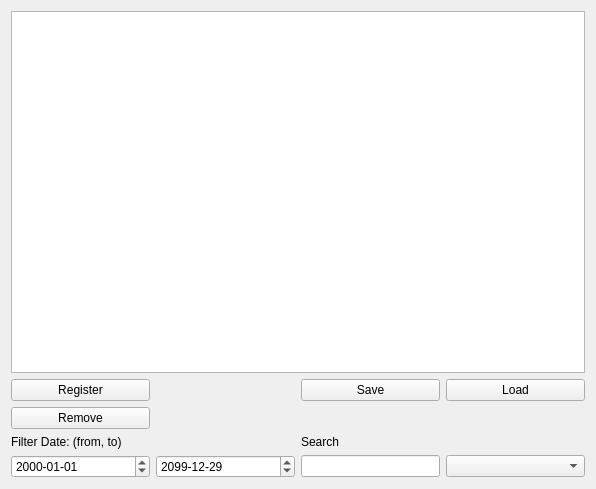
This is managePage.ui in MaxtuneLee/Media-manager as Qt 5 draws it before an edit. The edited form follows.
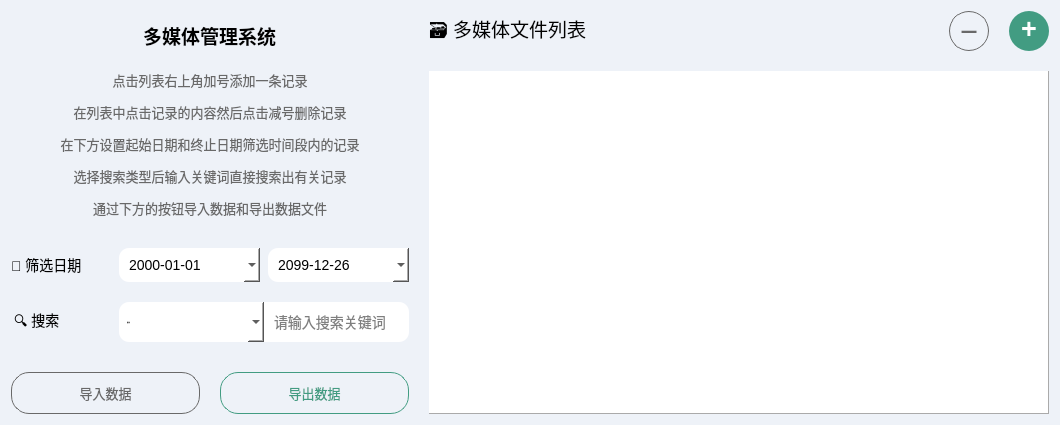
This is the edited form. Icons and pictures are not drawn.

Diff of the .ui file:
```diff
--- a/managePage.ui
+++ b/managePage.ui
@@ -6,129 +6,786 @@
    <rect>
     <x>0</x>
     <y>0</y>
-    <width>596</width>
-    <height>489</height>
+    <width>1060</width>
+    <height>410</height>
    </rect>
   </property>
+  <property name="minimumSize">
+   <size>
+    <width>1060</width>
+    <height>0</height>
+   </size>
+  </property>
+  <property name="maximumSize">
+   <size>
+    <width>1060</width>
+    <height>16777215</height>
+   </size>
+  </property>
+  <property name="palette">
+   <palette>
+    <active>
+     <colorrole role="Button">
+      <brush brushstyle="SolidPattern">
+       <color alpha="255">
+        <red>238</red>
+        <green>242</green>
+        <blue>248</blue>
+       </color>
+      </brush>
+     </colorrole>
+     <colorrole role="Base">
+      <brush brushstyle="SolidPattern">
+       <color alpha="255">
+        <red>238</red>
+        <green>242</green>
+        <blue>248</blue>
+       </color>
+      </brush>
+     </colorrole>
+     <colorrole role="Window">
+      <brush brushstyle="SolidPattern">
+       <color alpha="255">
+        <red>238</red>
+        <green>242</green>
+        <blue>248</blue>
+       </color>
+      </brush>
+     </colorrole>
+    </active>
+    <inactive>
+     <colorrole role="Button">
+      <brush brushstyle="SolidPattern">
+       <color alpha="255">
+        <red>238</red>
+        <green>242</green>
+        <blue>248</blue>
+       </color>
+      </brush>
+     </colorrole>
+     <colorrole role="Base">
+      <brush brushstyle="SolidPattern">
+       <color alpha="255">
+        <red>238</red>
+        <green>242</green>
+        <blue>248</blue>
+       </color>
+      </brush>
+     </colorrole>
+     <colorrole role="Window">
+      <brush brushstyle="SolidPattern">
+       <color alpha="255">
+        <red>238</red>
+        <green>242</green>
+        <blue>248</blue>
+       </color>
+      </brush>
+     </colorrole>
+    </inactive>
+    <disabled>
+     <colorrole role="Button">
+      <brush brushstyle="SolidPattern">
+       <color alpha="255">
+        <red>238</red>
+        <green>242</green>
+        <blue>248</blue>
+       </color>
+      </brush>
+     </colorrole>
+     <colorrole role="Base">
+      <brush brushstyle="SolidPattern">
+       <color alpha="255">
+        <red>238</red>
+        <green>242</green>
+        <blue>248</blue>
+       </color>
+      </brush>
+     </colorrole>
+     <colorrole role="Window">
+      <brush brushstyle="SolidPattern">
+       <color alpha="255">
+        <red>238</red>
+        <green>242</green>
+        <blue>248</blue>
+       </color>
+      </brush>
+     </colorrole>
+    </disabled>
+   </palette>
+  </property>
   <property name="windowTitle">
    <string>多媒体文件管理系统</string>
   </property>
-  <layout class="QGridLayout" name="gridLayout">
-   <item row="6" column="3">
-    <widget class="QComboBox" name="fliterType">
-     <property name="currentText">
-      <string/>
+  <property name="windowIcon">
+   <iconset resource="assets.qrc">
+    <normaloff>:/images/assets/images/avatar.png</normaloff>:/images/assets/images/avatar.png</iconset>
+  </property>
+  <property name="styleSheet">
+   <string notr="true">background-color: #eef2f8;</string>
+  </property>
+  <layout class="QVBoxLayout" name="verticalLayout">
+   <item>
+    <layout class="QHBoxLayout" name="horizontalLayout_4">
+     <property name="spacing">
+      <number>20</number>
      </property>
+     <property name="bottomMargin">
+      <number>0</number>
+     </property>
      <item>
-      <property name="text">
-       <string/>
-      </property>
+      <layout class="QVBoxLayout" name="verticalLayout_2">
+       <property name="leftMargin">
+        <number>0</number>
+       </property>
+       <property name="topMargin">
+        <number>0</number>
+       </property>
+       <property name="bottomMargin">
+        <number>0</number>
+       </property>
+       <item>
+        <spacer name="verticalSpacer_2">
+         <property name="orientation">
+          <enum>Qt::Vertical</enum>
+         </property>
+         <property name="sizeType">
+          <enum>QSizePolicy::Fixed</enum>
+         </property>
+         <property name="sizeHint" stdset="0">
+          <size>
+           <width>20</width>
+           <height>10</height>
+          </size>
+         </property>
+        </spacer>
+       </item>
+       <item alignment="Qt::AlignHCenter">
+        <widget class="QLabel" name="label_3">
+         <property name="font">
+          <font>
+           <family>Microsoft YaHei UI</family>
+           <pointsize>14</pointsize>
+           <bold>true</bold>
+          </font>
+         </property>
+         <property name="text">
+          <string>多媒体管理系统</string>
+         </property>
+        </widget>
+       </item>
+       <item>
+        <widget class="QLabel" name="label_4">
+         <property name="font">
+          <font>
+           <family>Microsoft YaHei UI</family>
+           <pointsize>10</pointsize>
+           <bold>false</bold>
+          </font>
+         </property>
+         <property name="styleSheet">
+          <string notr="true">color: #696969</string>
+         </property>
+         <property name="frameShape">
+          <enum>QFrame::NoFrame</enum>
+         </property>
+         <property name="text">
+          <string>&lt;html&gt;&lt;head/&gt;&lt;body&gt;&lt;p align=&quot;center&quot;&gt;点击列表右上角加号添加一条记录&lt;/p&gt;&lt;p align=&quot;center&quot;&gt;在列表中点击记录的内容然后点击减号删除记录&lt;/p&gt;&lt;p align=&quot;center&quot;&gt;在下方设置起始日期和终止日期筛选时间段内的记录&lt;/p&gt;&lt;p align=&quot;center&quot;&gt;选择搜索类型后输入关键词直接搜索出有关记录&lt;/p&gt;&lt;p align=&quot;center&quot;&gt;通过下方的按钮导入数据和导出数据文件&lt;/p&gt;&lt;/body&gt;&lt;/html&gt;</string>
+         </property>
+        </widget>
+       </item>
+       <item>
+        <spacer name="verticalSpacer">
+         <property name="orientation">
+          <enum>Qt::Vertical</enum>
+         </property>
+         <property name="sizeHint" stdset="0">
+          <size>
+           <width>20</width>
+           <height>40</height>
+          </size>
+         </property>
+        </spacer>
+       </item>
+       <item>
+        <layout class="QHBoxLayout" name="horizontalLayout_5">
+         <property name="spacing">
+          <number>8</number>
+         </property>
+         <property name="topMargin">
+          <number>10</number>
+         </property>
+         <item>
+          <widget class="QLabel" name="_z">
+           <property name="minimumSize">
+            <size>
+             <width>100</width>
+             <height>0</height>
+            </size>
+           </property>
+           <property name="maximumSize">
+            <size>
+             <width>100</width>
+             <height>16777215</height>
+            </size>
+           </property>
+           <property name="font">
+            <font>
+             <pointsize>-1</pointsize>
+            </font>
+           </property>
+           <property name="styleSheet">
+            <string notr="true">font-size: 14px
+</string>
+           </property>
+           <property name="text">
+            <string>📅 筛选日期</string>
+           </property>
+          </widget>
+         </item>
+         <item>
+          <spacer name="horizontalSpacer_6">
+           <property name="orientation">
+            <enum>Qt::Horizontal</enum>
+           </property>
+           <property name="sizeType">
+            <enum>QSizePolicy::Fixed</enum>
+           </property>
+           <property name="sizeHint" stdset="0">
+            <size>
+             <width>0</width>
+             <height>20</height>
+            </size>
+           </property>
+          </spacer>
+         </item>
+         <item>
+          <widget class="QDateEdit" name="earliestDate">
+           <property name="font">
+            <font>
+             <pointsize>-1</pointsize>
+            </font>
+           </property>
+           <property name="styleSheet">
+            <string notr="true">QDateEdit{
+font-size: 14px;
+background-color:white;
+border-radius: 10px;
+padding: 8px;
+}
+QDateEdit:hover{
+    border: 1px solid  #429c82;
+}
+QDateEdit::drop-down {
+    width:15px;
+	image: url(:/images/assets/images/date.png);
+	padding-right: 10px;
+}
+QCalendarWidget QWidget#qt_calendar_navigationbar{
+background-color: qlineargradient(x1: 0, y1: 0, x2: 1, y2: 0,stop: 0 #313947, stop: 1 #34375E);
+}
+QCalendarWidget QToolButton{
+color: white;background-color: rgba(255, 255, 255, 0);}
+QCalendarWidget{
+background-color:white;
+}
+
+
+
+</string>
+           </property>
+           <property name="wrapping">
+            <bool>false</bool>
+           </property>
+           <property name="buttonSymbols">
+            <enum>QAbstractSpinBox::NoButtons</enum>
+           </property>
+           <property name="displayFormat">
+            <string>yyyy-MM-dd</string>
+           </property>
+           <property name="calendarPopup">
+            <bool>true</bool>
+           </property>
+          </widget>
+         </item>
+         <item>
+          <widget class="QDateEdit" name="latestDate">
+           <property name="font">
+            <font>
+             <pointsize>-1</pointsize>
+            </font>
+           </property>
+           <property name="styleSheet">
+            <string notr="true">QDateEdit{
+font-size: 14px;
+background-color:white;
+border-radius: 10px;
+padding: 8px;
+}
+QDateEdit:hover{
+    border: 1px solid  #429c82;
+}
+QDateEdit::drop-down {
+    width:15px;
+	image: url(:/images/assets/images/date.png);
+	padding-right: 10px;
+}
+QCalendarWidget QWidget#qt_calendar_navigationbar{
+background-color: qlineargradient(x1: 0, y1: 0, x2: 1, y2: 0,stop: 0 #313947, stop: 1 #34375E);
+}
+QCalendarWidget QToolButton{
+color: white;background-color: rgba(255, 255, 255, 0);}
+QCalendarWidget{
+background-color:white;
+}</string>
+           </property>
+           <property name="buttonSymbols">
+            <enum>QAbstractSpinBox::NoButtons</enum>
+           </property>
+           <property name="dateTime">
+            <datetime>
+             <hour>0</hour>
+             <minute>0</minute>
+             <second>0</second>
+             <year>2099</year>
+             <month>12</month>
+             <day>26</day>
+            </datetime>
+           </property>
+           <property name="displayFormat">
+            <string>yyyy-MM-dd</string>
+           </property>
+           <property name="calendarPopup">
+            <bool>true</bool>
+           </property>
+          </widget>
+         </item>
+        </layout>
+       </item>
+       <item>
+        <layout class="QHBoxLayout" name="horizontalLayout_3">
+         <property name="spacing">
+          <number>0</number>
+         </property>
+         <property name="bottomMargin">
+          <number>0</number>
+         </property>
+         <item>
+          <widget class="QLabel" name="label">
+           <property name="minimumSize">
+            <size>
+             <width>108</width>
+             <height>0</height>
+            </size>
+           </property>
+           <property name="maximumSize">
+            <size>
+             <width>108</width>
+             <height>16777215</height>
+            </size>
+           </property>
+           <property name="font">
+            <font>
+             <pointsize>-1</pointsize>
+            </font>
+           </property>
+           <property name="styleSheet">
+            <string notr="true">font-size:14px;
+margin-right:7px;</string>
+           </property>
+           <property name="text">
+            <string>🔍 搜索</string>
+           </property>
+          </widget>
+         </item>
+         <item>
+          <widget class="QComboBox" name="fliterType">
+           <property name="minimumSize">
+            <size>
+             <width>0</width>
+             <height>40</height>
+            </size>
+           </property>
+           <property name="maximumSize">
+            <size>
+             <width>16777215</width>
+             <height>40</height>
+            </size>
+           </property>
+           <property name="font">
+            <font>
+             <family>Microsoft YaHei</family>
+             <pointsize>-1</pointsize>
+             <italic>false</italic>
+             <bold>false</bold>
+            </font>
+           </property>
+           <property name="cursor">
+            <cursorShape>PointingHandCursor</cursorShape>
+           </property>
+           <property name="styleSheet">
+            <string notr="true">QComboBox {
+    padding:8px;
+    color: #000;
+    font: normal normal 14px &quot;Microsoft YaHei&quot;;
+    background: white;
+border-bottom-left-radius: 10px;   /* 同上 */
+border-top-left-radius: 10px;   /* 同上 */
+}
+QComboBox::down-arrow {
+width:15px;
+color: black;
+}
+QComboBox::drop-down:hover {
+　　　border: 1px solid green;   /* 边框 */
+}
+
+QComboBox QAbstractScrollArea QScrollBar::handle:vertical {
+    border-radius: 5px;   /* 圆角 */
+    background: rgb(160,160,160);   /* 小方块的背景色深灰lightblue */
+}
+QComboBox::drop-down{
+subcontrol-origin: padding;   /* 子控件在父元素中的原点矩形。如果未指定此属性，则默认为padding。 */
+    subcontrol-position: top right;   /* 下拉框的位置（右上） */
+    width: 15px;   /* 下拉框的宽度 */
+	image: url(:/images/assets/images/arrow.png);
+padding-right: 6px;
+}
+QComboBox:hover{
+border: 1px solid  #429c82;
+}
+
+</string>
+           </property>
+           <property name="editable">
+            <bool>false</bool>
+           </property>
+           <property name="currentText">
+            <string/>
+           </property>
+           <property name="currentIndex">
+            <number>-1</number>
+           </property>
+           <property name="placeholderText">
+            <string>请选择</string>
+           </property>
+           <item>
+            <property name="text">
+             <string/>
+            </property>
+           </item>
+           <item>
+            <property name="text">
+             <string comment="文件类型" extracomment="文件类型">Type</string>
+            </property>
+           </item>
+           <item>
+            <property name="text">
+             <string comment="导演" extracomment="导演">Director</string>
+            </property>
+           </item>
+           <item>
+            <property name="text">
+             <string comment="名称" extracomment="名称">Name</string>
+            </property>
+           </item>
+           <item>
+            <property name="text">
+             <string comment="演员" extracomment="演员">Actor</string>
+            </property>
+           </item>
+           <item>
+            <property name="text">
+             <string comment="奖项" extracomment="奖项">Prize</string>
+            </property>
+           </item>
+          </widget>
+         </item>
+         <item>
+          <widget class="QLineEdit" name="searchValue">
+           <property name="sizePolicy">
+            <sizepolicy hsizetype="Preferred" vsizetype="Fixed">
+             <horstretch>0</horstretch>
+             <verstretch>0</verstretch>
+            </sizepolicy>
+           </property>
+           <property name="minimumSize">
+            <size>
+             <width>0</width>
+             <height>40</height>
+            </size>
+           </property>
+           <property name="maximumSize">
+            <size>
+             <width>16777215</width>
+             <height>40</height>
+            </size>
+           </property>
+           <property name="font">
+            <font>
+             <pointsize>-1</pointsize>
+            </font>
+           </property>
+           <property name="styleSheet">
+            <string notr="true">QLineEdit {
+    padding: 8px;
+	background-color: white;
+	border-color: rgb(105, 105, 105);
+	border-top-right-radius: 10px;   /* 同上 */
+	border-bottom-right-radius: 10px;   /* 同上 */
+	font-size: 14px;
+}
+QLineEdit:hover {
+    border: 1px solid  #429c82;
+}
+</string>
+           </property>
+           <property name="placeholderText">
+            <string>请输入搜索关键词</string>
+           </property>
+          </widget>
+         </item>
+        </layout>
+       </item>
+       <item>
+        <layout class="QHBoxLayout" name="horizontalLayout">
+         <property name="topMargin">
+          <number>10</number>
+         </property>
+         <item>
+          <widget class="QPushButton" name="importButton">
+           <property name="font">
+            <font>
+             <pointsize>10</pointsize>
+            </font>
+           </property>
+           <property name="styleSheet">
+            <string notr="true">QPushButton{
+background-color: transparent;
+border: 1px solid  #696969;
+color:#696969;
+padding: 10px;
+border-radius: 18px;
+}
+QPushButton:hover{
+color: white;
+background-color: #696969;
+}</string>
+           </property>
+           <property name="text">
+            <string>导入数据</string>
+           </property>
+          </widget>
+         </item>
+         <item>
+          <widget class="QPushButton" name="exportButton">
+           <property name="font">
+            <font>
+             <pointsize>10</pointsize>
+            </font>
+           </property>
+           <property name="styleSheet">
+            <string notr="true">QPushButton{
+background-color: transparent;
+border: 1px solid  #429c82;
+color:#429c82;
+padding: 10px;
+border-radius: 18px;
+}
+QPushButton:hover{
+color: white;
+background-color: #429c82;
+}</string>
+           </property>
+           <property name="text">
+            <string>导出数据</string>
+           </property>
+          </widget>
+         </item>
+        </layout>
+       </item>
+      </layout>
      </item>
      <item>
-      <property name="text">
-       <string>Type</string>
-      </property>
+      <layout class="QVBoxLayout" name="verticalLayout_4">
+       <property name="topMargin">
+        <number>0</number>
+       </property>
+       <item>
+        <layout class="QHBoxLayout" name="horizontalLayout_2">
+         <property name="topMargin">
+          <number>0</number>
+         </property>
+         <item alignment="Qt::AlignLeft">
+          <widget class="QLabel" name="label_2">
+           <property name="minimumSize">
+            <size>
+             <width>0</width>
+             <height>0</height>
+            </size>
+           </property>
+           <property name="font">
+            <font>
+             <pointsize>14</pointsize>
+            </font>
+           </property>
+           <property name="text">
+            <string>🗃️ 多媒体文件列表</string>
+           </property>
+          </widget>
+         </item>
+         <item>
+          <widget class="QPushButton" name="removeButton">
+           <property name="minimumSize">
+            <size>
+             <width>40</width>
+             <height>40</height>
+            </size>
+           </property>
+           <property name="maximumSize">
+            <size>
+             <width>40</width>
+             <height>40</height>
+            </size>
+           </property>
+           <property name="font">
+            <font>
+             <pointsize>12</pointsize>
+             <bold>true</bold>
+            </font>
+           </property>
+           <property name="cursor">
+            <cursorShape>PointingHandCursor</cursorShape>
+           </property>
+           <property name="styleSheet">
+            <string notr="true">QPushButton{
+background-color: transparent;
+border: 1px solid  #696969;
+color:#696969;
+padding: 10px;
+border-radius: 20px;
+}
+QPushButton:hover{
+color: white;
+background-color: #696969;
+}</string>
+           </property>
+           <property name="text">
+            <string>一</string>
+           </property>
+          </widget>
+         </item>
+         <item>
+          <widget class="QPushButton" name="registerButton">
+           <property name="minimumSize">
+            <size>
+             <width>40</width>
+             <height>40</height>
+            </size>
+           </property>
+           <property name="maximumSize">
+            <size>
+             <width>40</width>
+             <height>40</height>
+            </size>
+           </property>
+           <property name="font">
+            <font>
+             <pointsize>20</pointsize>
+             <bold>true</bold>
+            </font>
+           </property>
+           <property name="cursor">
+            <cursorShape>PointingHandCursor</cursorShape>
+           </property>
+           <property name="styleSheet">
+            <string notr="true">QPushButton{
+color: white;
+background-color: #429c82;
+border-radius: 20px;
+padding-bottom: 5px;
+}
+QPushButton:hover{
+background-color: #2c6957;
+}</string>
+           </property>
+           <property name="text">
+            <string>+</string>
+           </property>
+          </widget>
+         </item>
+        </layout>
+       </item>
+       <item>
+        <widget class="QTableView" name="mediaList">
+         <property name="minimumSize">
+          <size>
+           <width>620</width>
+           <height>0</height>
+          </size>
+         </property>
+         <property name="maximumSize">
+          <size>
+           <width>620</width>
+           <height>16777215</height>
+          </size>
+         </property>
+         <property name="cursor" stdset="0">
+          <cursorShape>CrossCursor</cursorShape>
+         </property>
+         <property name="styleSheet">
+          <string notr="true">QTableView{
+background-color: white;
+border： 0;
+}
+</string>
+         </property>
+         <property name="frameShape">
+          <enum>QFrame::Panel</enum>
+         </property>
+         <property name="frameShadow">
+          <enum>QFrame::Raised</enum>
+         </property>
+         <property name="midLineWidth">
+          <number>1</number>
+         </property>
+         <property name="sizeAdjustPolicy">
+          <enum>QAbstractScrollArea::AdjustToContents</enum>
+         </property>
+         <property name="dragEnabled">
+          <bool>false</bool>
+         </property>
+         <property name="dragDropMode">
+          <enum>QAbstractItemView::DragDrop</enum>
+         </property>
+         <property name="defaultDropAction">
+          <enum>Qt::MoveAction</enum>
+         </property>
+         <property name="alternatingRowColors">
+          <bool>false</bool>
+         </property>
+         <property name="selectionMode">
+          <enum>QAbstractItemView::SingleSelection</enum>
+         </property>
+         <property name="verticalScrollMode">
+          <enum>QAbstractItemView::ScrollPerPixel</enum>
+         </property>
+         <property name="horizontalScrollMode">
+          <enum>QAbstractItemView::ScrollPerPixel</enum>
+         </property>
+         <property name="sortingEnabled">
+          <bool>true</bool>
+         </property>
+         <attribute name="horizontalHeaderShowSortIndicator" stdset="0">
+          <bool>true</bool>
+         </attribute>
+         <attribute name="verticalHeaderHighlightSections">
+          <bool>false</bool>
+         </attribute>
+        </widget>
+       </item>
+      </layout>
      </item>
-     <item>
-      <property name="text">
-       <string>Director</string>
-      </property>
-     </item>
-     <item>
-      <property name="text">
-       <string>Name</string>
-      </property>
-     </item>
-     <item>
-      <property name="text">
-       <string>Actor</string>
-      </property>
-     </item>
-     <item>
-      <property name="text">
-       <string>Prize</string>
-      </property>
-     </item>
-    </widget>
-   </item>
-   <item row="0" column="0" colspan="4">
-    <widget class="QTableView" name="mediaList"/>
-   </item>
-   <item row="1" column="2">
-    <widget class="QPushButton" name="exportButton">
-     <property name="text">
-      <string>Save</string>
-     </property>
-    </widget>
-   </item>
-   <item row="1" column="0">
-    <widget class="QPushButton" name="registerButton">
-     <property name="text">
-      <string>Register</string>
-     </property>
-    </widget>
-   </item>
-   <item row="1" column="3">
-    <widget class="QPushButton" name="importButton">
-     <property name="text">
-      <string>Load</string>
-     </property>
-    </widget>
-   </item>
-   <item row="3" column="0">
-    <widget class="QPushButton" name="removeButton">
-     <property name="text">
-      <string>Remove</string>
-     </property>
-    </widget>
-   </item>
-   <item row="6" column="0">
-    <widget class="QDateEdit" name="earliestDate">
-     <property name="displayFormat">
-      <string>yyyy-MM-dd</string>
-     </property>
-    </widget>
-   </item>
-   <item row="6" column="1">
-    <widget class="QDateEdit" name="latestDate">
-     <property name="dateTime">
-      <datetime>
-       <hour>0</hour>
-       <minute>0</minute>
-       <second>0</second>
-       <year>2099</year>
-       <month>12</month>
-       <day>29</day>
-      </datetime>
-     </property>
-     <property name="displayFormat">
-      <string>yyyy-MM-dd</string>
-     </property>
-    </widget>
-   </item>
-   <item row="4" column="0" colspan="2">
-    <widget class="QLabel" name="_z">
-     <property name="text">
-      <string>Filter Date: (from, to)</string>
-     </property>
-    </widget>
-   </item>
-   <item row="6" column="2">
-    <widget class="QLineEdit" name="searchValue">
-     <property name="sizePolicy">
-      <sizepolicy hsizetype="Preferred" vsizetype="Fixed">
-       <horstretch>0</horstretch>
-       <verstretch>0</verstretch>
-      </sizepolicy>
-     </property>
-    </widget>
-   </item>
-   <item row="4" column="2">
-    <widget class="QLabel" name="label">
-     <property name="text">
-      <string>Search</string>
-     </property>
-    </widget>
+    </layout>
    </item>
   </layout>
  </widget>
```
Left out of the diff: 6 changed lines with no effect on the pictures.
